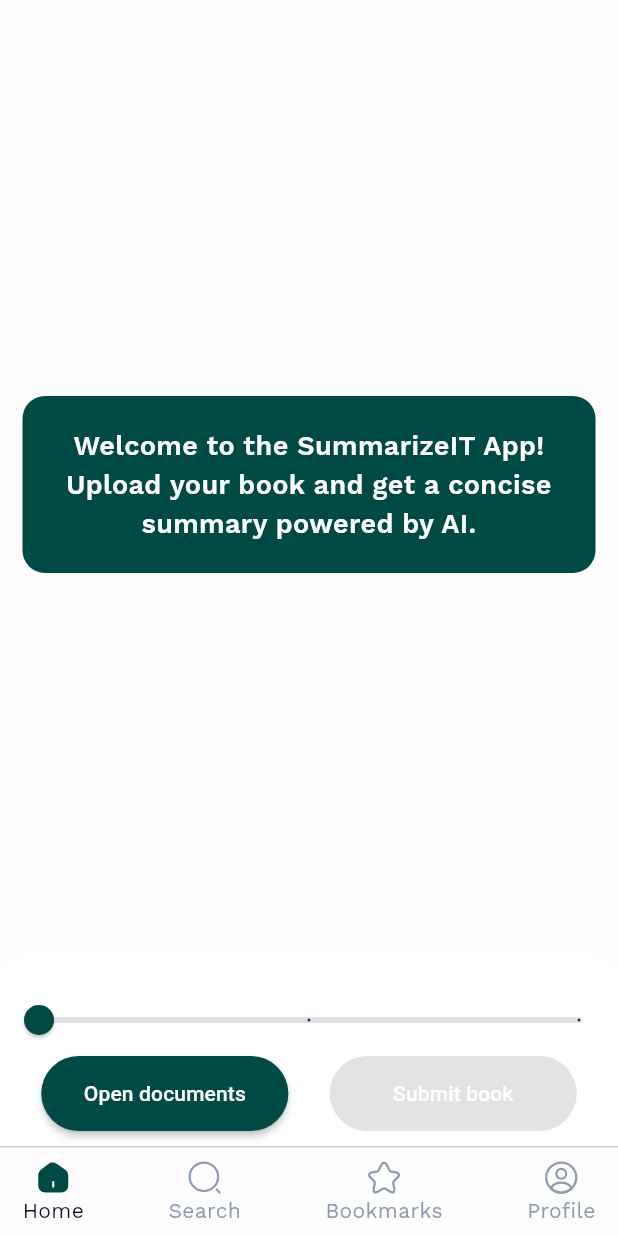
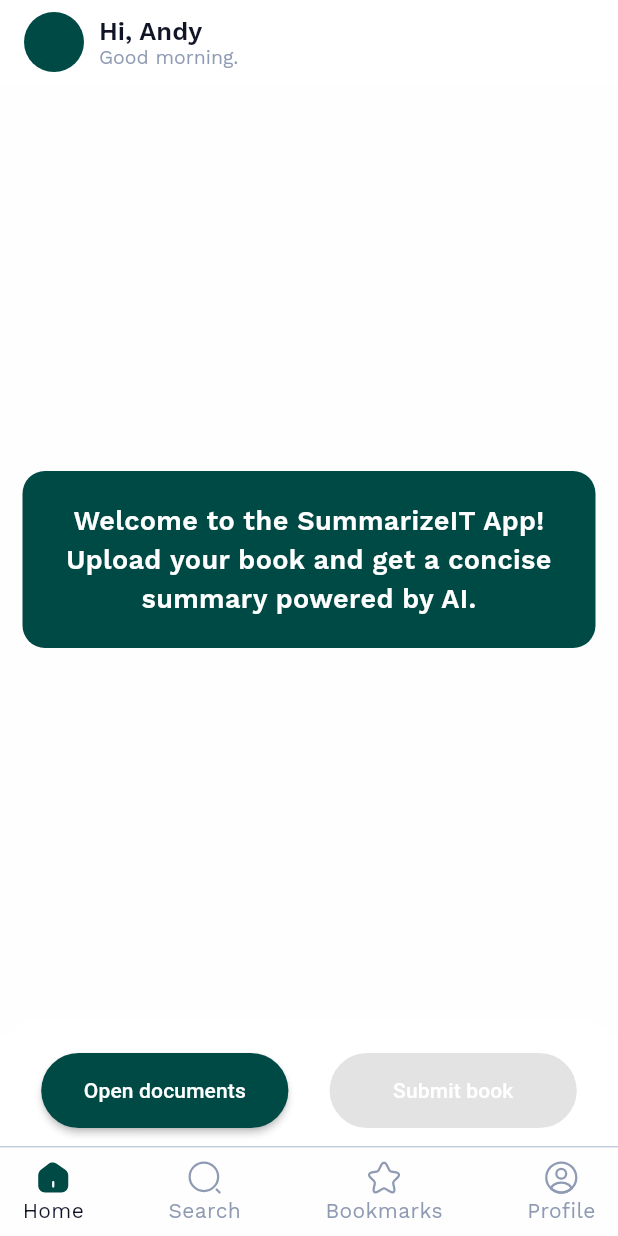
Before and after one commit to ibragimov05/summarize-it, a Flutter app: the screen it shows once a user with an empty profile is signed in, on a phone screen of 412 x 824 dp. Run offline on Flutter 3.47's test engine with Material 3 defaults, Android fonts, the phone set to English and light mode, and no system bars; our stand-ins replace bloc, file_picker, firebase_auth, firebase_core, flutter_bloc, flutter_dotenv and 6 more; missing offline and left inert: pdf_image_renderer; accounts and stored records are empty; generated files the repository leaves out were written again.

Commit message:
something has been done

```diff
--- a/lib/logic/blocs/file_picker/file_picker_events.dart
+++ b/lib/logic/blocs/file_picker/file_picker_events.dart
@@ -3,3 +3,5 @@ part of 'file_picker_bloc.dart';
 sealed class FilePickerEvents {}
 
 final class SelectFileEvent extends FilePickerEvents {}
+
+final class ToInitialStateFilePickerEvent extends FilePickerEvents {}
--- a/lib/logic/blocs/generative_ai/generative_ai_events.dart
+++ b/lib/logic/blocs/generative_ai/generative_ai_events.dart
@@ -7,5 +7,11 @@ final class SummarizeAiEvent extends GenerativeAiEvents {
   final SummaryLength summaryLength;
   final RoundedLoadingButtonController buttonController;
 
-  SummarizeAiEvent({required this.files, required this.summaryLength,required this.buttonController});
+  SummarizeAiEvent({
+    required this.files,
+    required this.summaryLength,
+    required this.buttonController,
+  });
 }
+
+final class ToInitialGenerativeAiEvent extends GenerativeAiEvents {}
--- a/lib/logic/blocs/pdf_to_image/pdf_to_image_bloc.dart
+++ b/lib/logic/blocs/pdf_to_image/pdf_to_image_bloc.dart
@@ -12,7 +12,7 @@ part 'pdf_to_image_states.dart';
 class PdfToImageBloc extends Bloc<PdfToImageEvents, PdfToImageStates> {
   PdfToImageBloc() : super(InitialPdfToImageState()) {
     on<ConvertPdfToImageEvent>(_convert);
-    on<ClearBookPagesEvent>(_clearBookPages);
+    on<ToInitialStatePdfToImageEvent>(_toInitialState);
   }
 
   void _convert(ConvertPdfToImageEvent event, emit) async {
@@ -55,10 +55,9 @@ class PdfToImageBloc extends Bloc<PdfToImageEvents, PdfToImageStates> {
     }
   }
 
-  void _clearBookPages(
-    ClearBookPagesEvent event,
+  void _toInitialState(
+    ToInitialStatePdfToImageEvent event,
     Emitter<PdfToImageStates> emit,
-  ) {
-    emit(InitialPdfToImageState());
-  }
+  ) =>
+      emit(InitialPdfToImageState());
 }
--- a/lib/logic/blocs/pdf_to_image/pdf_to_image_events.dart
+++ b/lib/logic/blocs/pdf_to_image/pdf_to_image_events.dart
@@ -8,4 +8,4 @@ final class ConvertPdfToImageEvent extends PdfToImageEvents {
   ConvertPdfToImageEvent({required this.file,required this.buttonController});
 }
 
-final class ClearBookPagesEvent extends PdfToImageEvents {}
+final class ToInitialStatePdfToImageEvent extends PdfToImageEvents {}
--- /dev/null
+++ b/lib/logic/cubits/tab_box_cubit/tab_box_cubit.dart
@@ -0,0 +1,7 @@
+import 'package:bloc/bloc.dart';
+
+class TabBoxCubit extends Cubit<int> {
+  TabBoxCubit() : super(0);
+
+  void changeTabBoxIndex(int newIndex) => emit(newIndex);
+}
--- a/lib/ui/screens/home_screen/home_screen.dart
+++ b/lib/ui/screens/home_screen/home_screen.dart
@@ -1,5 +1,6 @@
 import 'package:flutter/material.dart';
 import 'package:flutter_bloc/flutter_bloc.dart';
+import 'package:gap/gap.dart';
 import 'package:rounded_loading_button_plus/rounded_loading_button.dart';
 import 'package:summarize_it/logic/blocs/all_blocs.dart';
 import 'package:summarize_it/ui/screens/home_screen/widgets/book_pages.dart';
@@ -7,8 +8,11 @@ import 'package:summarize_it/ui/screens/home_screen/widgets/custom_slider.dart';
 import 'package:summarize_it/ui/screens/home_screen/widgets/greeting_message.dart';
 import 'package:summarize_it/ui/screens/home_screen/widgets/helper_buttons.dart';
 import 'package:summarize_it/utils/ai_constants.dart';
+import 'package:summarize_it/utils/app_colors.dart';
+import 'package:summarize_it/utils/app_constants.dart';
 import 'package:summarize_it/utils/app_functions.dart';
 import 'package:summarize_it/utils/app_router.dart';
+import 'package:summarize_it/utils/app_text_styles.dart';
 
 import 'widgets/clear_book_pages.dart';
 
@@ -29,9 +33,36 @@ class _HomeScreenState extends State<HomeScreen> {
 
   @override
   Widget build(BuildContext context) {
-    return SafeArea(
-      child: Column(
-        crossAxisAlignment: CrossAxisAlignment.end,
+    return Scaffold(
+      appBar: AppBar(
+        surfaceTintColor: AppColors.summarizeItTransparent,
+        title: SizedBox(
+          child: Row(
+            children: [
+              const CircleAvatar(backgroundColor: AppColors.green900),
+              const Gap(10),
+              Column(
+                crossAxisAlignment: CrossAxisAlignment.start,
+                children: [
+                  Text(
+                    'Hi, Andy',
+                    style: AppTextStyles.workSansMain.copyWith(fontSize: 17),
+                  ),
+                  Text(
+                    'Good morning.',
+                    style: AppTextStyles.workSansMain.copyWith(
+                      fontSize: 13,
+                      color: AppColors.greyscale400,
+                      fontWeight: FontWeight.w400,
+                    ),
+                  ),
+                ],
+              ),
+            ],
+          ),
+        ),
+      ),
+      body: Column(
         children: [
           /// welcome and summarize screen
           BlocConsumer<GenerativeAiBloc, GenerativeAiStates>(
@@ -51,6 +82,7 @@ class _HomeScreenState extends State<HomeScreen> {
                       mainAxisAlignment: MainAxisAlignment.spaceBetween,
                       children: [
                         const ClearBookPages(),
+                        if (state is LoadedGenerativeAiState)
                           IconButton(
                             onPressed: () => Navigator.pushNamed(
                               context,
@@ -91,8 +123,8 @@ class _HomeScreenState extends State<HomeScreen> {
                   child: BlocBuilder<PdfToImageBloc, PdfToImageStates>(
                     builder: (context, state) {
                       if (state is ErrorPdfToImageState) {
-                        return const Center(
-                          child: Text("Fayl yuklanishda xatolik"),
+                        return Center(
+                          child: Text(state.error),
                         );
                       }
 
@@ -119,7 +151,7 @@ class _HomeScreenState extends State<HomeScreen> {
           BlocBuilder<PdfToImageBloc, PdfToImageStates>(
             builder: (context, state) {
               return Container(
-                padding: const EdgeInsets.symmetric(vertical: 10),
+                padding: const EdgeInsets.symmetric(vertical: 12),
                 decoration:
                     const BoxDecoration(color: Colors.white, boxShadow: [
                   BoxShadow(
@@ -130,9 +162,23 @@ class _HomeScreenState extends State<HomeScreen> {
                   ),
                 ]),
                 child: Column(
+                  crossAxisAlignment: CrossAxisAlignment.start,
                   children: [
+                    if (state is LoadedPdfToImageState)
+                      Column(
+                        children: [
+                          Padding(
+                            padding: const EdgeInsets.symmetric(horizontal: 20),
+                            child: Text(
+                              AppConstants.chooseSummaryLength,
+                              style: AppTextStyles.workSansMain.copyWith(),
+                            ),
+                          ),
                           CustomSlider(
-                        onSliderValChanged: (p0) => _summaryLength = p0),
+                            onSliderValChanged: (p0) => _summaryLength = p0,
+                          ),
+                        ],
+                      ),
                     HelperButtons(
                       openDocButtonController: _openDocButtonController,
                       submitButtonController: _submitButtonController,
--- a/lib/ui/screens/main_screen/main_screen.dart
+++ b/lib/ui/screens/main_screen/main_screen.dart
@@ -1,21 +1,18 @@
 import 'package:flutter/material.dart';
+import 'package:flutter_bloc/flutter_bloc.dart';
 import 'package:flutter_svg/flutter_svg.dart';
+import 'package:summarize_it/logic/cubits/tab_box_cubit/tab_box_cubit.dart';
 import 'package:summarize_it/ui/screens/bookmarks_screen/bookmarks_screen.dart';
 import 'package:summarize_it/ui/screens/home_screen/home_screen.dart';
-import 'package:summarize_it/ui/screens/profile_screen/profile_screen.dart';
 import 'package:summarize_it/ui/screens/search_screen/search_screen.dart';
 import 'package:summarize_it/utils/app_colors.dart';
 import 'package:summarize_it/utils/app_constants.dart';
 import 'package:summarize_it/utils/app_text_styles.dart';
+import 'package:summarize_it/ui/screens/profile_screen/profile_screen.dart';
 
-class MainScreen extends StatefulWidget {
+class MainScreen extends StatelessWidget {
   const MainScreen({super.key});
 
-  @override
-  State<MainScreen> createState() => _MainScreenState();
-}
-
-class _MainScreenState extends State<MainScreen> {
   final List<Widget> _screens = const [
     HomeScreen(),
     SearchScreen(),
@@ -23,12 +20,12 @@ class _MainScreenState extends State<MainScreen> {
     ProfileScreen(),
   ];
 
-  int _currentScreen = 0;
-
   @override
   Widget build(BuildContext context) {
+    return BlocBuilder<TabBoxCubit, int>(
+      builder: (BuildContext context, int state) {
         return Scaffold(
-      body: _screens[_currentScreen],
+          body: _screens[state],
           bottomNavigationBar: Container(
             height: 60,
             padding: const EdgeInsets.only(left: 15, right: 15, top: 8),
@@ -42,17 +39,18 @@ class _MainScreenState extends State<MainScreen> {
               children: [
                 for (int i = 0; i < 4; i++)
                   GestureDetector(
-                onTap: () => setState(() => _currentScreen = i),
+                    onTap: () =>
+                        context.read<TabBoxCubit>().changeTabBoxIndex(i),
                     child: Column(
                       children: [
                         SvgPicture.asset(
-                      'assets/icons/tab_box/${AppConstants.tabBox[i].toLowerCase()}${_currentScreen == i ? '-2' : ''}.svg',
+                          'assets/icons/tab_box/${AppConstants.tabBox[i].toLowerCase()}${state == i ? '-2' : ''}.svg',
                         ),
                         Text(
                           AppConstants.tabBox[i],
                           style: AppTextStyles.workSansMain.copyWith(
                             fontWeight: FontWeight.w400,
-                        color: _currentScreen == i
+                            color: state == i
                                 ? AppColors.greyscale900
                                 : AppColors.greyscale400,
                           ),
@@ -64,5 +62,7 @@ class _MainScreenState extends State<MainScreen> {
             ),
           ),
         );
+      },
+    );
   }
 }
--- a/lib/utils/app_constants.dart
+++ b/lib/utils/app_constants.dart
@@ -19,7 +19,6 @@ class AppConstants {
   static const String doNotHaveAnAccount = 'Don\'t have an account?';
   static const String completeYourAccount = 'Complete your account';
 
-  //* hint texts
   static const String hintTextFirstName = 'Enter your first name';
   static const String hintTextLastName = 'Enter your last name';
   static const String hintTextEmail = 'Enter your email address';
@@ -42,7 +41,6 @@ class AppConstants {
   static const String resetPasswordEmailSent =
       'A link to reset your password has been sent to your email';
 
-  //! onboarding
   static List<String> onboardingTextTitles = [
     'Now reading books will be easier.',
     'Your reading companion powered by AI.',
@@ -56,11 +54,16 @@ class AppConstants {
   static const String getStarted = 'Get Started';
   static const String register = 'Register';
 
-  static  bool themeValue = false;
+  static bool themeValue = false;
 
   /// summary screen
   static const String noResultsFound = 'No results found! Sorry :(';
   static const String audio = 'Audio';
-  static const String save =  'Save';
+  static const String save = 'Save';
   static const String summaryOfBook = 'Summary of book';
+
+  /// home screen
+  static const String chooseSummaryLength = 'Choose summary length';
+  static const String clearScreen = 'Clear screen from book pages';
+
 }
```
Also changed, not shown: lib/logic/blocs/file_picker/file_picker_bloc.dart (+11 -1 lines), lib/logic/blocs/generative_ai/generative_ai_bloc.dart (+12 -3 lines), lib/main.dart (+6 -4 lines), lib/ui/screens/home_screen/widgets/clear_book_pages.dart (+7 -2 lines), lib/ui/screens/onboarding/onboarding_screen.dart (+9 -8 lines), lib/ui/screens/splash_screen/splash_screen.dart (added, +38 -0 lines), 1 other file. Lines whose indentation alone changed are shown as unchanged.
